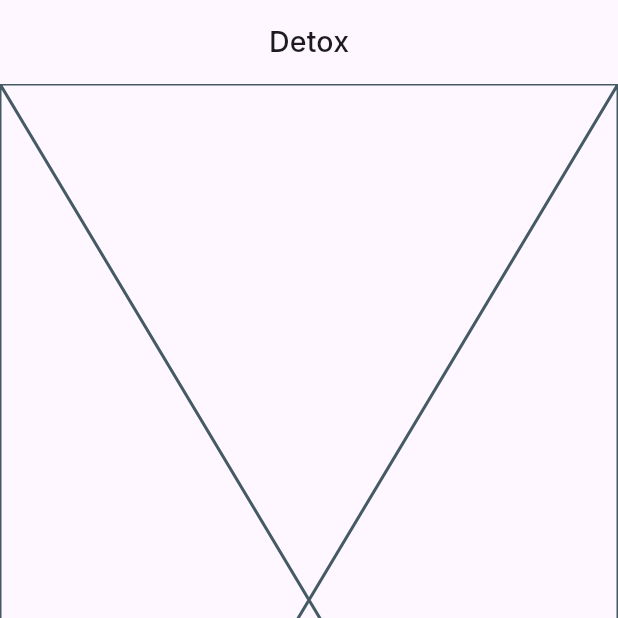
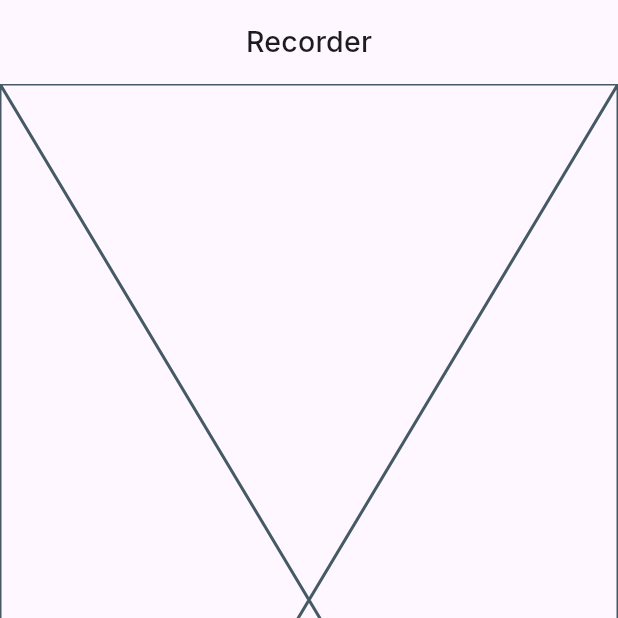
Before and after one commit to yogesh-aggarwal/recorder, a Flutter app: the screen it shows once a user with an empty profile is signed in, on a phone screen of 412 x 824 dp, the top half of it. Run offline on Flutter 3.47's test engine with Material 2 defaults, Android fonts, the phone set to English and light mode, and no system bars; drawn by our look-alikes of dynamic_color; our stand-ins replace cached_network_image, cloud_firestore, firebase_auth, firebase_core, google_fonts, google_sign_in; accounts and stored records are empty; network calls fail.

Commit message:
Minor changes

```diff
--- a/lib/main.dart
+++ b/lib/main.dart
@@ -93,7 +93,7 @@ class _RecorderState extends State<Recorder> {
       appBar: AppBar(
         centerTitle: true,
         title: Text(
-          "Detox",
+          "Recorder",
           style: Theme.of(context).textTheme.titleMedium!.copyWith(
                 fontSize: 19,
                 fontWeight: FontWeight.w500,
```
